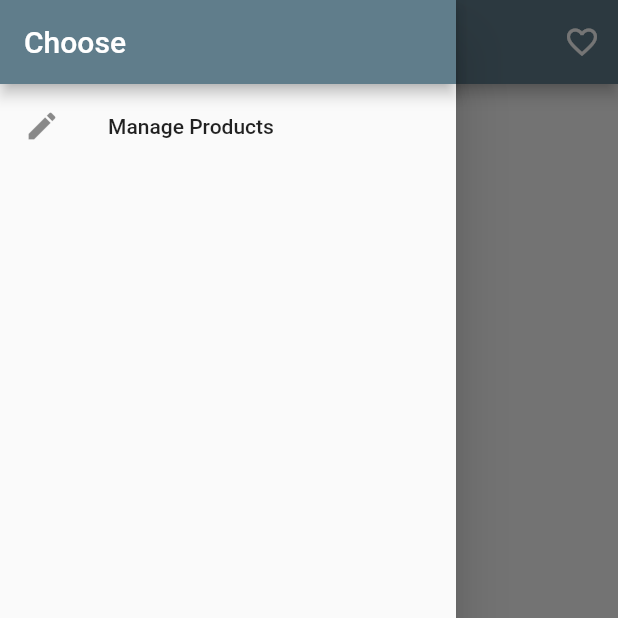
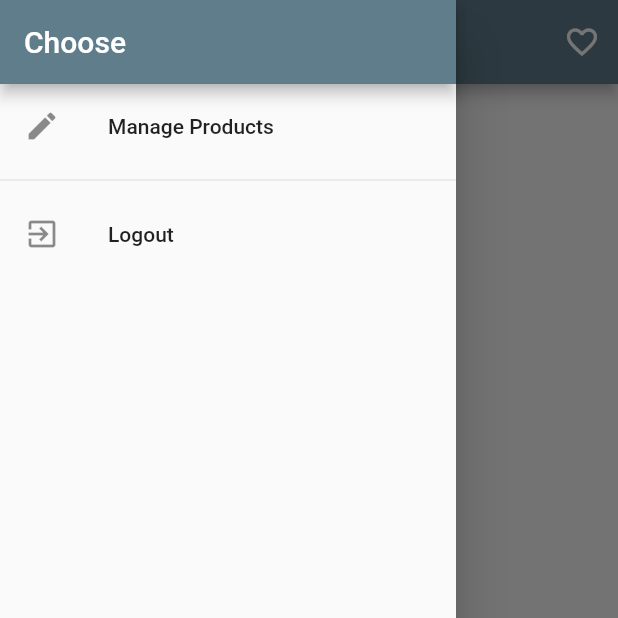
Before and after one commit to sahilmob/flutter-easy-list, a Flutter app: the ProductsPage screen opened by its route, with the side drawer open, on a phone screen of 412 x 824 dp, the top half of it. Run offline on Flutter 3.47's test engine with Material 2 defaults, Android fonts, the phone set to English and light mode, and no system bars; our stand-ins replace shared_preferences; accounts and stored records are empty; network calls fail.

Commit message:
add logout

```diff
--- a/lib/main.dart
+++ b/lib/main.dart
@@ -42,11 +42,8 @@ class _MyAppState extends State<MyApp> {
             accentColor: Colors.blueAccent),
         // home: AuthPage(),
         routes: {
-          '/': (BuildContext context) => ScopedModelDescendant(
-                builder: (BuildContext context, Widget child, MainModel model) {
-                  return model.user == null ? AuthPage() : ProductsPage(_model);
-                },
-              ),
+          '/': (BuildContext context) =>
+              _model.user == null ? AuthPage() : ProductsPage(_model),
           '/products': (BuildContext context) => ProductsPage(_model),
           '/admin': (BuildContext context) => ProductsAdminPage(_model),
         },
--- a/lib/pages/products.dart
+++ b/lib/pages/products.dart
@@ -2,6 +2,7 @@ import 'package:flutter/material.dart';
 import 'package:scoped_model/scoped_model.dart';
 
 import '../widgets/products/products.dart';
+import '../widgets/ui_elements/logout-list-tile.dart';
 import "../scoped-models/main.dart";
 
 class ProductsPage extends StatefulWidget {
@@ -34,13 +35,15 @@ class _ProductsPageState extends State<ProductsPage> {
             onTap: () {
               Navigator.pushReplacementNamed(context, '/admin');
             },
-          )
+          ),
+          Divider(),
+          LogoutListTile()
         ],
       ),
     );
   }
 
-  Widget _buildPRoductsList() {
+  Widget _buildProductsList() {
     return ScopedModelDescendant(
         builder: (BuildContext context, Widget child, MainModel model) {
       Widget content = Center(child: Text('No Products Found'));
@@ -74,7 +77,7 @@ class _ProductsPageState extends State<ProductsPage> {
           )
         ],
       ),
-      body: _buildPRoductsList(),
+      body: _buildProductsList(),
     );
   }
 }
--- a/lib/pages/products_admin.dart
+++ b/lib/pages/products_admin.dart
@@ -3,6 +3,7 @@ import 'package:flutter/material.dart';
 import './product_edit.dart';
 import './product_list.dart';
 import '../scoped-models/main.dart';
+import '../widgets/ui_elements/logout-list-tile.dart';
 
 class ProductsAdminPage extends StatelessWidget {
   final MainModel model;
@@ -21,7 +22,9 @@ class ProductsAdminPage extends StatelessWidget {
             onTap: () {
               Navigator.pushReplacementNamed(context, '/products');
             },
-          )
+          ),
+          Divider(),
+          LogoutListTile()
         ],
       ),
     );
--- a/lib/scoped-models/connected_products.dart
+++ b/lib/scoped-models/connected_products.dart
@@ -268,6 +268,12 @@ mixin UserModel on ConnectedProductsModel {
       notifyListeners();
     }
   }
+
+  void logout() async {
+    _authenticatedUser = null;
+    final SharedPreferences prefs = await SharedPreferences.getInstance();
+    prefs.clear();
+  }
 }
 
 mixin UtilityModel on ConnectedProductsModel {
--- /dev/null
+++ b/lib/widgets/ui_elements/logout-list-tile.dart
@@ -0,0 +1,22 @@
+import "package:flutter/material.dart";
+import "package:scoped_model/scoped_model.dart";
+
+import '../../scoped-models/main.dart';
+
+class LogoutListTile extends StatelessWidget {
+  @override
+  Widget build(BuildContext context) {
+    return ScopedModelDescendant(
+      builder: (BuildContext context, Widget child, MainModel model) {
+        return ListTile(
+          leading: Icon(Icons.exit_to_app),
+          title: Text('Logout'),
+          onTap: () {
+            model.logout();
+            Navigator.of(context).pushReplacementNamed('/');
+          },
+        );
+      },
+    );
+  }
+}
```
